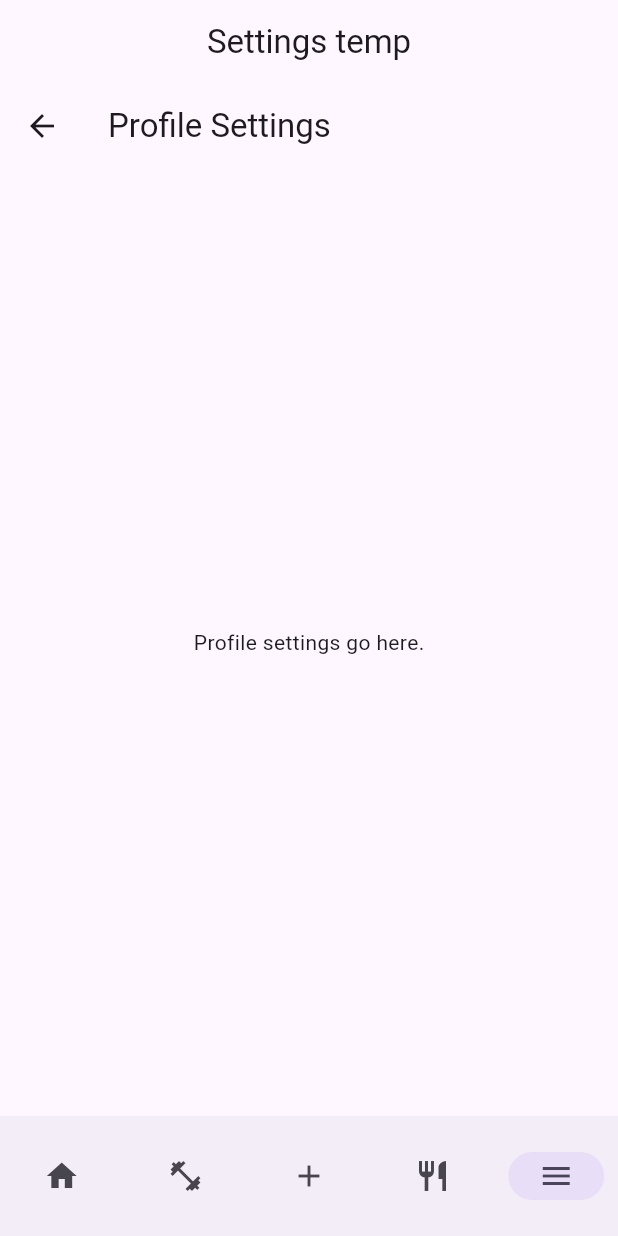
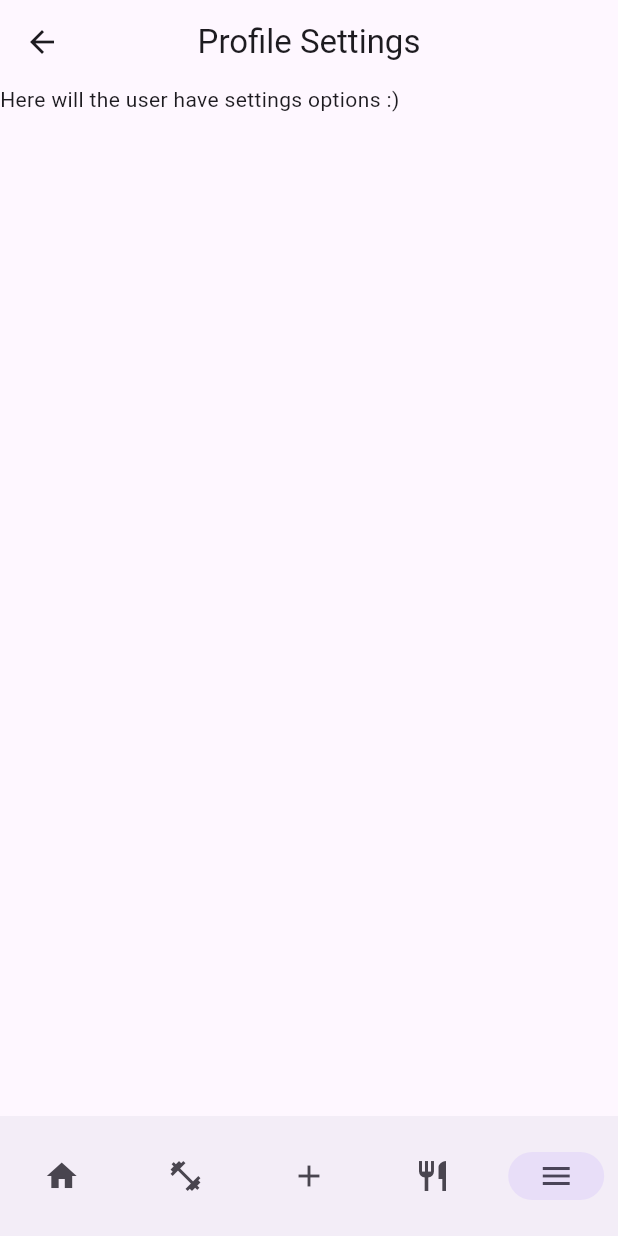
Before and after one commit to Mobile-applikasjoner-gruppe-1/fit_and_healthy, a Flutter app: the screen it shows after launch, item 5 of the bottom bar chosen, after a tap on "Profile", on a phone screen of 412 x 824 dp. Run offline on Flutter 3.47's test engine with Material 3 defaults, Android fonts, the phone set to English and light mode, and no system bars; our stand-ins replace flutter_riverpod, go_router; generated files the repository leaves out were written again.

Commit message:
Fix appBar for settings between multiple pages

```diff
--- a/lib/src/app_router.dart
+++ b/lib/src/app_router.dart
@@ -27,8 +27,7 @@ GoRouter appRouter = GoRouter(
             appBar = AppBar(title: Text('Nutrition'), centerTitle: true);
             break;
           case 3:
-              // TODO: Should be defined in a separate file, like DashboardAppbar
-              appBar = AppBar(title: Text('Settings temp'), centerTitle: true);
+            appBar = getSettingsAppBar(state.uri.toString(), context);
             break;
           default:
             appBar = defaultAppBar;
@@ -75,11 +74,36 @@ GoRouter appRouter = GoRouter(
               ),
               GoRoute(
                 path: '/Theme',
-                    builder: (context, state) =>
-                        Container(child: Text('Theme')),
+                builder: (context, state) => Container(child: Text('Theme')),
               ),
-                ]),
+            ],
+          ),
         ])
-        ]),
+      ],
+    ),
   ],
 );
+
+PreferredSizeWidget getSettingsAppBar(String route, BuildContext context) {
+  if (route.endsWith('/profile')) {
+    return AppBar(
+      title: Text('Profile Settings'),
+      centerTitle: true,
+      leading: IconButton(
+        icon: Icon(Icons.arrow_back),
+        onPressed: () => context.go('/settings'), // Navigate back to /settings
+      ),
+    );
+  } else if (route.endsWith('/theme')) {
+    return AppBar(
+      title: Text('Theme Settings'),
+      centerTitle: true,
+      leading: BackButton(onPressed: () => context.pop()),
+    );
+  } else {
+    return AppBar(
+      title: Text('Settings'),
+      centerTitle: true,
+    );
+  }
+}
--- a/lib/src/features/settings/pages/profile_settings_page.dart
+++ b/lib/src/features/settings/pages/profile_settings_page.dart
@@ -1,18 +1,12 @@
 import 'package:flutter/material.dart';
 
 class ProfileSettingsPage extends StatelessWidget {
-  const ProfileSettingsPage({Key? key}) : super(key: key);
+  const ProfileSettingsPage({super.key});
 
   @override
   Widget build(BuildContext context) {
-    return Scaffold(
-      appBar: AppBar(
-        title: const Text('Profile Settings'),
-      ),
-      body: Center(
-        child: Text('Profile settings go here.'),
-        // Add your profile-related options here
-      ),
-    );
+    return ListView(children: [
+      Text('Here will the user have settings options :)'),
+    ]);
   }
 }
--- /dev/null
+++ b/lib/src/features/settings/settings_appbar.dart
@@ -0,0 +1,4 @@
+import 'package:flutter/material.dart';
+
+PreferredSizeWidget SettingsAppBar =
+    AppBar(title: const Text('Settings'), centerTitle: true);
--- a/lib/src/features/settings/settings_view.dart
+++ b/lib/src/features/settings/settings_view.dart
@@ -19,17 +19,15 @@ class SettingsView extends ConsumerWidget {
     final controller = ref.watch(settingsControllerProvider);
 
     return Scaffold(
-      appBar: AppBar(
-        title: const Text('Settings'),
-      ),
       body: Column(
         children: [
           Column(
             children: [
               ListTile(
                 title: Text('Profile'),
+                leading: Icon(Icons.person),
                 onTap: () {
-                  context.go('/settings/profile');
+                  context.push('/settings/profile');
                 },
               )
             ],
```
Lines whose indentation alone changed are shown as unchanged.
